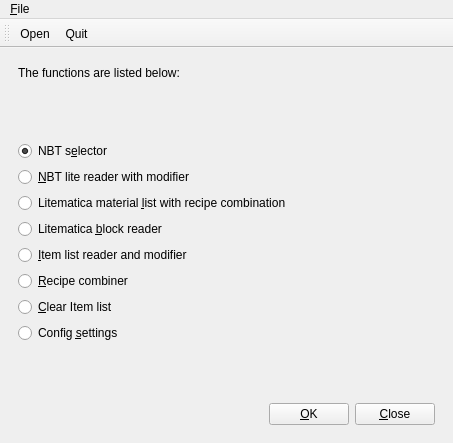
Above: src/qt/mainwindow.ui from DreamHelium/dhlrc before the change. Below: the same form after it.
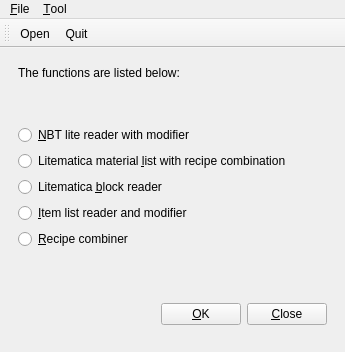
That is the form after the change. Icons and pictures are not drawn.

What changed in the file:
```diff
--- a/src/qt/mainwindow.ui
+++ b/src/qt/mainwindow.ui
@@ -6,8 +6,8 @@
    <rect>
     <x>0</x>
     <y>0</y>
-    <width>453</width>
-    <height>443</height>
+    <width>345</width>
+    <height>352</height>
    </rect>
   </property>
   <property name="windowTitle">
@@ -42,16 +42,6 @@
              </property>
             </spacer>
            </item>
-           <item>
-            <widget class="QRadioButton" name="selectBtn">
-             <property name="text">
-              <string>NBT s&amp;elector</string>
-             </property>
-             <property name="checked">
-              <bool>true</bool>
-             </property>
-            </widget>
-           </item>
            <item>
             <widget class="QRadioButton" name="nbtReaderBtn">
              <property name="text">
@@ -90,20 +80,6 @@
              </property>
             </widget>
            </item>
-           <item>
-            <widget class="QRadioButton" name="clearBtn">
-             <property name="text">
-              <string>&amp;Clear Item list</string>
-             </property>
-            </widget>
-           </item>
-           <item>
-            <widget class="QRadioButton" name="configBtn">
-             <property name="text">
-              <string>Config &amp;settings</string>
-             </property>
-            </widget>
-           </item>
            <item>
             <spacer name="verticalSpacer">
              <property name="orientation">
@@ -128,8 +104,8 @@
              </property>
              <property name="sizeHint" stdset="0">
               <size>
-               <width>40</width>
-               <height>20</height>
+               <width>20</width>
+               <height>40</height>
               </size>
              </property>
             </spacer>
@@ -162,8 +138,8 @@
     <rect>
      <x>0</x>
      <y>0</y>
-     <width>453</width>
-     <height>31</height>
+     <width>345</width>
+     <height>32</height>
     </rect>
    </property>
    <widget class="QMenu" name="menu_File">
@@ -173,7 +149,16 @@
     <addaction name="openAction"/>
     <addaction name="quitAction"/>
    </widget>
+   <widget class="QMenu" name="menu_Tools">
+    <property name="title">
+     <string>&amp;Tool</string>
+    </property>
+    <addaction name="configAction"/>
+    <addaction name="clearAction"/>
+    <addaction name="selectAction"/>
+   </widget>
    <addaction name="menu_File"/>
+   <addaction name="menu_Tools"/>
   </widget>
   <widget class="QToolBar" name="toolBar">
    <property name="windowTitle">
```
Left out of the diff: 34 changed lines with no effect on the pictures.
